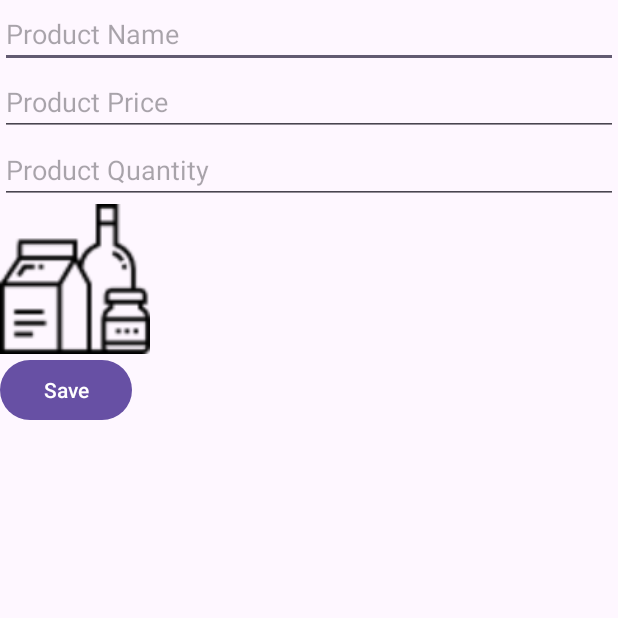
After one commit to ann11207/Badminton, an Android app: the dialog_edit_product screen opened directly, with no data from a screen before it, on a phone screen of 412 x 824 dp, the top half of it. The commit adds this screen. Run offline under Robolectric (Android 15) with nearby library versions, the phone set to English and light mode, and no system bars.

Commit message:
edit delet product

```diff
--- a/app/src/main/AndroidManifest.xml
+++ b/app/src/main/AndroidManifest.xml
@@ -18,6 +18,9 @@
         android:supportsRtl="true"
         android:theme="@style/Theme.Badminton"
         tools:targetApi="31">
+        <activity
+            android:name=".View.Admin.Setting.Products.dialog_edit_product"
+            android:exported="false" />
         <activity
             android:name=".View.Admin.Setting.Products.item_product"
             android:exported="false" />
--- a/app/src/main/java/com/example/badminton/View/Admin/Setting/Products/ManageProduct.java
+++ b/app/src/main/java/com/example/badminton/View/Admin/Setting/Products/ManageProduct.java
@@ -116,7 +116,7 @@ public class ManageProduct extends AppCompatActivity {
             }
         });
 
-        // Show products when a catalog is selected
+
         spinnerCatalog.setOnItemSelectedListener(new AdapterView.OnItemSelectedListener() {
             @Override
             public void onItemSelected(AdapterView<?> parent, View view, int position, long id) {
--- /dev/null
+++ b/app/src/main/java/com/example/badminton/View/Admin/Setting/Products/dialog_edit_product.java
@@ -0,0 +1,26 @@
+package com.example.badminton.View.Admin.Setting.Products;
+
+import android.os.Bundle;
+
+import androidx.activity.EdgeToEdge;
+import androidx.appcompat.app.AppCompatActivity;
+import androidx.core.graphics.Insets;
+import androidx.core.view.ViewCompat;
+import androidx.core.view.WindowInsetsCompat;
+
+import com.example.badminton.R;
+
+public class dialog_edit_product extends AppCompatActivity {
+
+    @Override
+    protected void onCreate(Bundle savedInstanceState) {
+        super.onCreate(savedInstanceState);
+        EdgeToEdge.enable(this);
+        setContentView(R.layout.activity_dialog_edit_product);
+        ViewCompat.setOnApplyWindowInsetsListener(findViewById(R.id.main), (v, insets) -> {
+            Insets systemBars = insets.getInsets(WindowInsetsCompat.Type.systemBars());
+            v.setPadding(systemBars.left, systemBars.top, systemBars.right, systemBars.bottom);
+            return insets;
+        });
+    }
+}
--- /dev/null
+++ b/app/src/main/res/layout/activity_dialog_edit_product.xml
@@ -0,0 +1,44 @@
+<?xml version="1.0" encoding="utf-8"?>
+<LinearLayout xmlns:android="http://schemas.android.com/apk/res/android"
+    xmlns:app="http://schemas.android.com/apk/res-auto"
+    xmlns:tools="http://schemas.android.com/tools"
+    android:id="@+id/main"
+    android:orientation="vertical"
+    android:layout_width="match_parent"
+    android:layout_height="match_parent"
+    tools:context=".View.Admin.Setting.Products.dialog_edit_product">
+
+
+    <EditText
+        android:id="@+id/et_edit_product_name"
+        android:layout_width="match_parent"
+        android:layout_height="wrap_content"
+        android:hint="Product Name" />
+
+    <EditText
+        android:id="@+id/et_edit_product_price"
+        android:layout_width="match_parent"
+        android:layout_height="wrap_content"
+        android:hint="Product Price"
+        android:inputType="numberDecimal" />
+
+    <EditText
+        android:id="@+id/et_edit_product_quantity"
+        android:layout_width="match_parent"
+        android:layout_height="wrap_content"
+        android:hint="Product Quantity"
+        android:inputType="number" />
+
+    <ImageView
+        android:id="@+id/iv_edit_product_image"
+        android:layout_width="100dp"
+        android:layout_height="100dp"
+        android:src="@drawable/products"
+        android:scaleType="centerCrop" />
+
+    <Button
+        android:id="@+id/btn_save_product"
+        android:layout_width="wrap_content"
+        android:layout_height="wrap_content"
+        android:text="Save" />
+</LinearLayout>
```
Also changed, not shown: app/src/main/java/com/example/badminton/Controller/BitmapUtil.java (added, +19 -0 lines), app/src/main/java/com/example/badminton/Model/Queries/catalogDB.java (+15 -0 lines), app/src/main/java/com/example/badminton/View/Adapter/ProductAdapter.java (+102 -1 lines), app/src/main/res/layout/activity_order.xml (+3 -11 lines).
